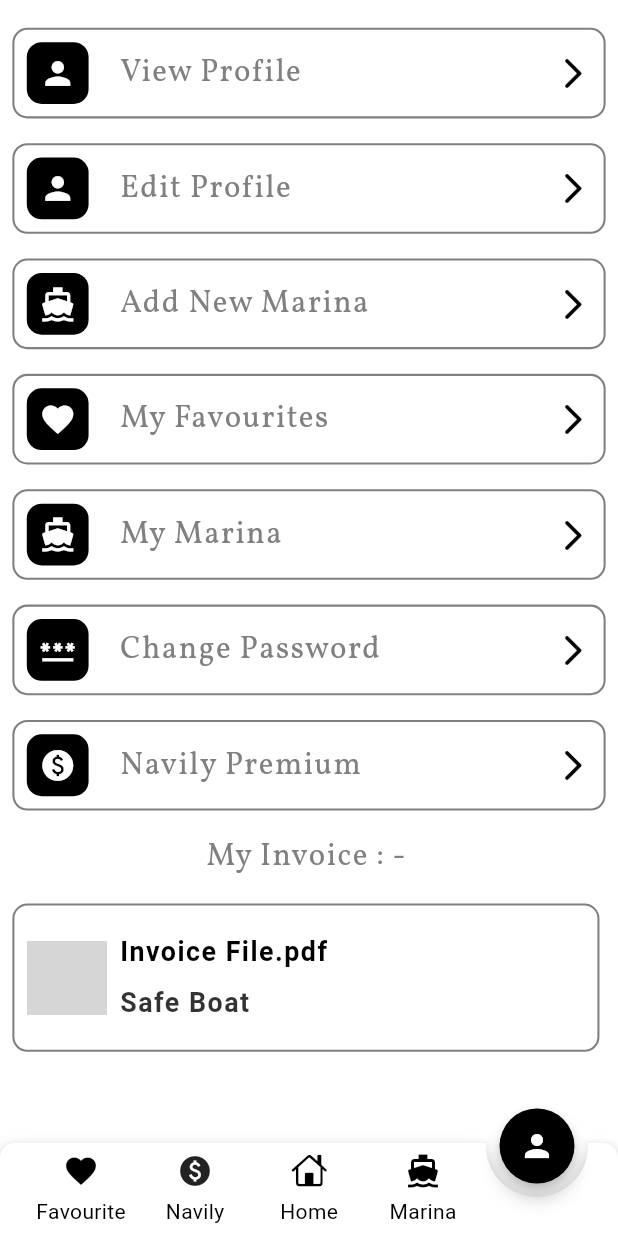
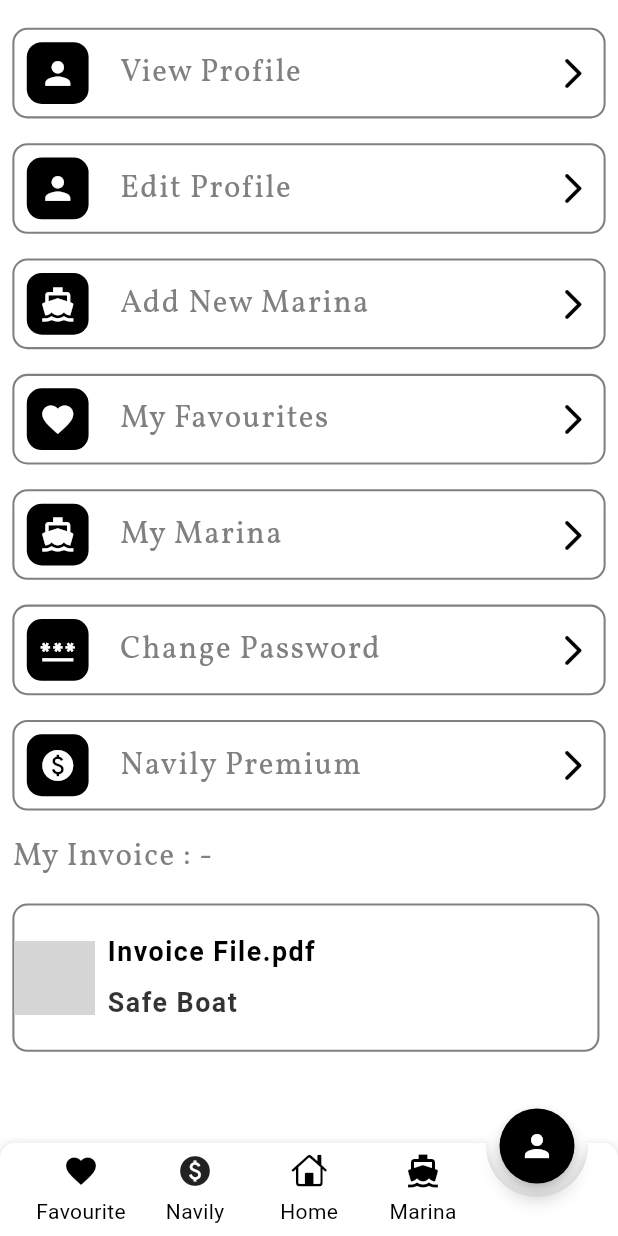
Before and after one commit to Jayfablead/Map-Position_App, a Flutter app: the ProfileScreen screen opened directly, scrolled down 377 dp, on a phone screen of 412 x 824 dp. Run offline on Flutter 3.47's test engine with Material 3 defaults, Android fonts, the light colour scheme and no system bars; drawn by our look-alikes of animated_notch_bottom_bar; our stand-ins replace cached_network_image, connectivity, file_picker, flutter_easyloading, flutter_rating_bar, flutter_spinkit and 10 more; missing offline and left inert: flutter_inappwebview; accounts and stored records are empty; network calls fail; Roboto replaces fonts that are missing (pop); grey boxes are pictures that could not be loaded.

Commit message:
done change

```diff
--- a/lib/Extras/bottombar.dart
+++ b/lib/Extras/bottombar.dart
@@ -64,6 +64,7 @@ class _BottombarState extends State<Bottombar> {
           left: 0,
           right: 0,
           child: AnimatedNotchBottomBar(
+            color: Colors.white,
             notchBottomBarController: _controller!,
             showLabel: true,
             notchColor: Colors.black,
--- a/lib/Profile/ProfileScreen.dart
+++ b/lib/Profile/ProfileScreen.dart
@@ -514,9 +514,10 @@ class _ProfileScreenState extends State<ProfileScreen> {
                     ),
                   ),
                   SizedBox(height: 2.h,),
-                  Row(
+                  Row(mainAxisAlignment: MainAxisAlignment.start,
                     children: [
                       Column(
+                        crossAxisAlignment: CrossAxisAlignment.start,
                         children: [
                           Text("My Invoice : -",
                               style: TextStyle(
@@ -529,9 +530,10 @@ class _ProfileScreenState extends State<ProfileScreen> {
                           Container(
                           alignment: Alignment.center,
 
-                            padding: EdgeInsets.all(2.w),
+
                             height: 12.h,
                             width: 95.w,
+
                             decoration: BoxDecoration(
                                 border: Border.all(
                                     color: secondary,
@@ -541,10 +543,6 @@ class _ProfileScreenState extends State<ProfileScreen> {
                                 color: Colors.white),
                             child: Column(
                               mainAxisAlignment: MainAxisAlignment.center,
-                              children: [
-                                Row(
-                                  crossAxisAlignment: CrossAxisAlignment.center,
-                                  mainAxisAlignment: MainAxisAlignment.spaceBetween,
                               children: [
                                 Row(
                                   crossAxisAlignment: CrossAxisAlignment.center,
@@ -594,8 +592,6 @@ class _ProfileScreenState extends State<ProfileScreen> {
                                 ),
                               ],
                             ),
-                              ],
-                            ),
                           ),
                         ],
                       ),
--- a/lib/Profile/ViewProfileScreen.dart
+++ b/lib/Profile/ViewProfileScreen.dart
@@ -170,7 +170,7 @@ class _ViewPRofileScreenState extends State<ViewPRofileScreen> {
                     decoration: BoxDecoration(
                         borderRadius: BorderRadius.circular(10),
                         color: bgcolor,
-                        border: Border.all(color: primary, width:2.sp)),
+                        border: Border.all(color: secondary, width:1.sp)),
                     child: Row(
                       mainAxisAlignment: MainAxisAlignment.spaceBetween,
                       children: [
@@ -218,7 +218,7 @@ class _ViewPRofileScreenState extends State<ViewPRofileScreen> {
                     decoration: BoxDecoration(
                         borderRadius: BorderRadius.circular(10),
                         color: bgcolor,
-                        border: Border.all(color: primary, width:2.sp)),
+                        border: Border.all(color: secondary, width:1.sp)),
                     child: Row(
                       mainAxisAlignment: MainAxisAlignment.spaceBetween,
                       children: [
@@ -267,7 +267,7 @@ class _ViewPRofileScreenState extends State<ViewPRofileScreen> {
                     decoration: BoxDecoration(
                         borderRadius: BorderRadius.circular(10),
                         color: bgcolor,
-                        border: Border.all(color: primary, width:2.sp)),
+                        border: Border.all(color: secondary, width:1.sp)),
                     child: Row(
                       mainAxisAlignment: MainAxisAlignment.spaceBetween,
                       children: [
```
Lines whose indentation alone changed are shown as unchanged.
